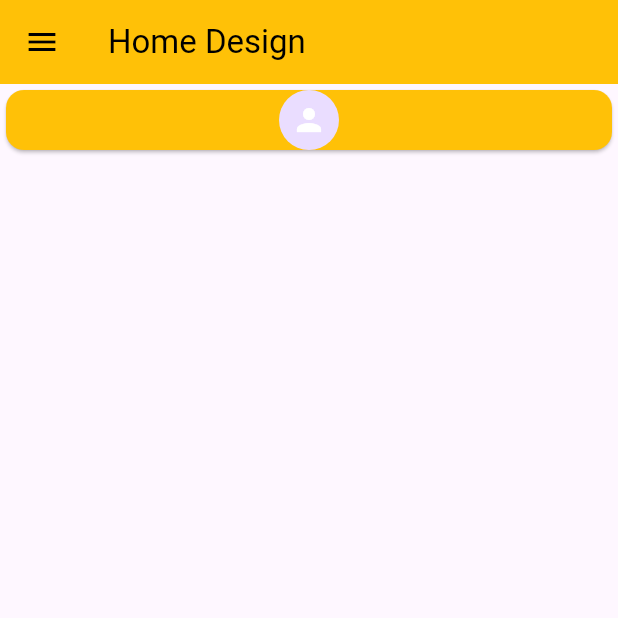
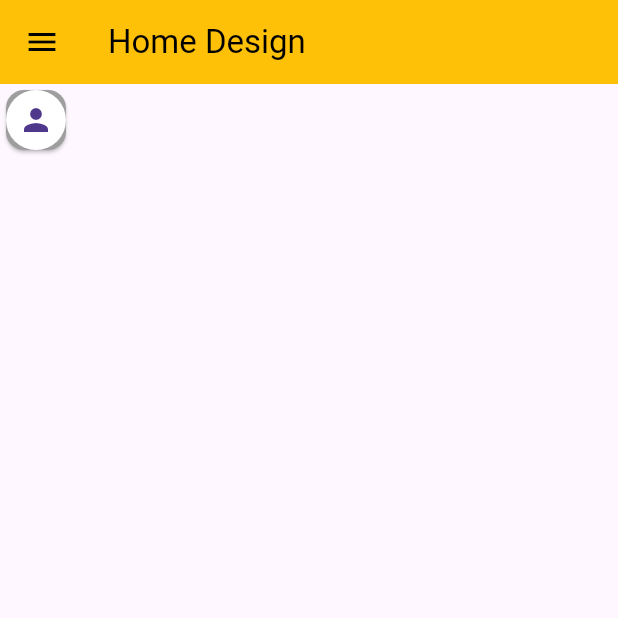
Before and after one commit to RaFiuL-RaZu/design_part, a Flutter app: the screen it shows after launch, on a phone screen of 412 x 824 dp, the top half of it. Run offline on Flutter 3.47's test engine with Material 3 defaults, Android fonts, the phone set to English and light mode, and no system bars.

Commit message:
innit commit

```diff
--- a/lib/main.dart
+++ b/lib/main.dart
@@ -33,11 +33,16 @@ class HomeScren extends StatelessWidget{
       drawer: Drawer(),
      body:ListView(
        children: [
-         Card(
-           color: Colors.amber,
-           child: CircleAvatar(
-             child: Icon(Icons.person,color: Colors.white,),
-           ),
+         Row(
+           children: [
+             Card(
+               color: Colors.grey,
+               child: CircleAvatar(
+                 backgroundColor: Colors.white,
+                 child: Icon(Icons.person),
+               ),
+             )
+           ],
          )
        ],
      ),
```
